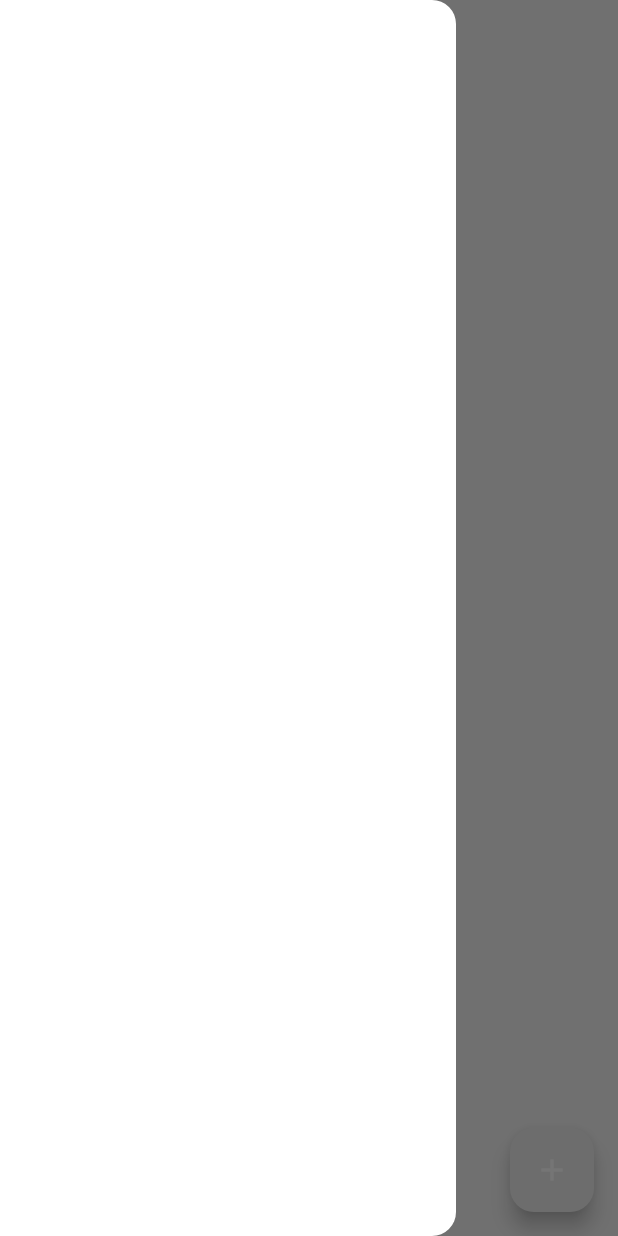
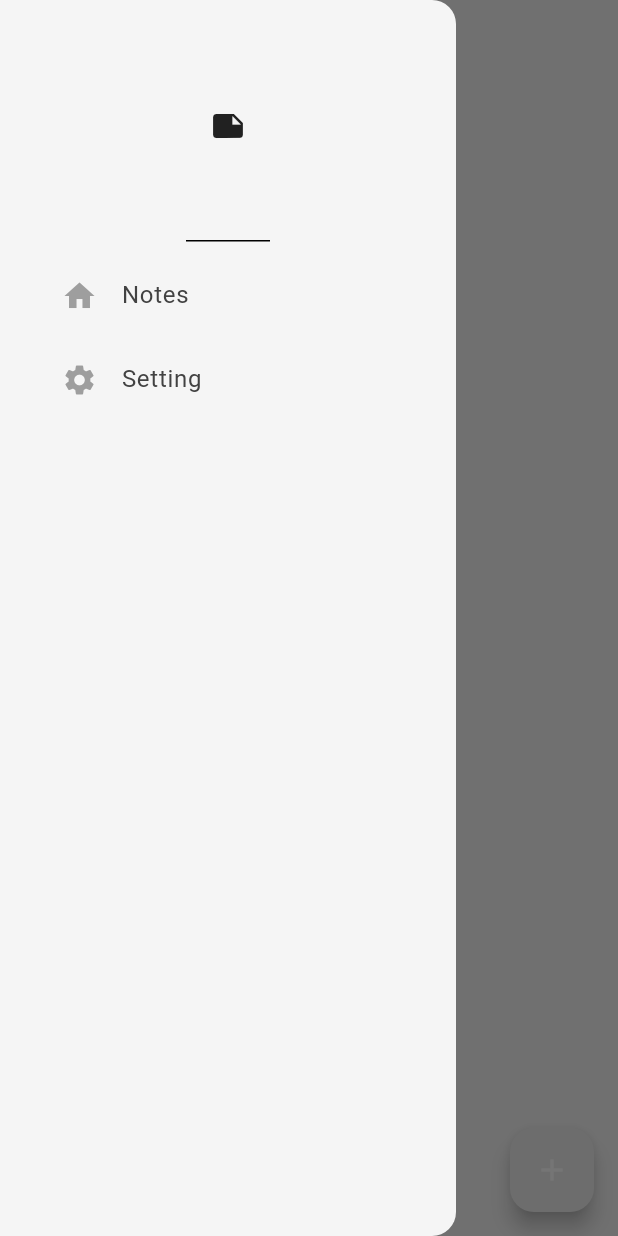
Before and after one commit to siporoz/notes-flutter-app-pet, a Flutter app: the screen it shows after launch, with the side drawer open, on a phone screen of 412 x 824 dp. Run offline on Flutter 3.47's test engine with Material 3 defaults, Android fonts, the phone set to English and light mode, and no system bars; our stand-ins replace google_fonts, isar; accounts and stored records are empty; generated files the repository leaves out were written again.

Commit message:
feat: реализует side menu drawer

```diff
--- /dev/null
+++ b/lib/components/draw_tile.dart
@@ -0,0 +1,30 @@
+import 'package:flutter/material.dart';
+
+class DrawerTile extends StatelessWidget {
+  final String title;
+  final Widget leading;
+  final void Function()? onTap;
+
+
+  const DrawerTile({
+    super.key,
+    required this.title,
+    required this.leading,
+    required this.onTap,
+  });
+
+  @override
+  Widget build(BuildContext context) {
+    return Padding(
+      padding: const EdgeInsets.only(left: 25.0),
+      child: ListTile(
+        title: Text(
+          title,
+          style: TextStyle(color: Theme.of(context).colorScheme.inversePrimary)
+        ),
+        leading: leading,
+        onTap: onTap,
+      ),
+    );
+  }
+}
--- /dev/null
+++ b/lib/components/drawer.dart
@@ -0,0 +1,35 @@
+import 'package:flutter/material.dart';
+import 'package:flutter/widgets.dart';
+import 'package:minimal_notes_app/components/draw_tile.dart';
+
+class MyDrawer extends StatelessWidget {
+  const MyDrawer({super.key});
+
+
+  @override
+  Widget build(BuildContext context) {
+    return Drawer(
+      backgroundColor: Theme.of(context).colorScheme.background,
+      child: Column(
+        children: [
+          // header
+          const DrawerHeader(child: Icon(Icons.note)),
+
+          // notes title
+          DrawerTile(
+            title: 'Notes',
+            leading: const Icon(Icons.home),
+            onTap: () => Navigator.pop(context),
+          ),
+
+          // settings title
+
+          DrawerTile(
+            title: 'Setting',
+            leading: const Icon(Icons.settings),
+            onTap: () {},
+          )
+        ]
+      ),
+    );
+  }}
--- a/lib/pages/notes_page.dart
+++ b/lib/pages/notes_page.dart
@@ -1,5 +1,6 @@
 import 'package:flutter/material.dart';
 import 'package:google_fonts/google_fonts.dart';
+import 'package:minimal_notes_app/components/drawer.dart';
 import 'package:minimal_notes_app/modals/note.dart';
 import 'package:minimal_notes_app/modals/note_database.dart';
 import 'package:provider/provider.dart';
@@ -109,7 +110,7 @@ class _NotesPageState extends State<NotesPage> {
         onPressed: createNote,
         child: const Icon(Icons.add)
       ),
-      drawer: Drawer(),
+      drawer: const MyDrawer(),
       body:
         Column(
           crossAxisAlignment: CrossAxisAlignment.start,
```
